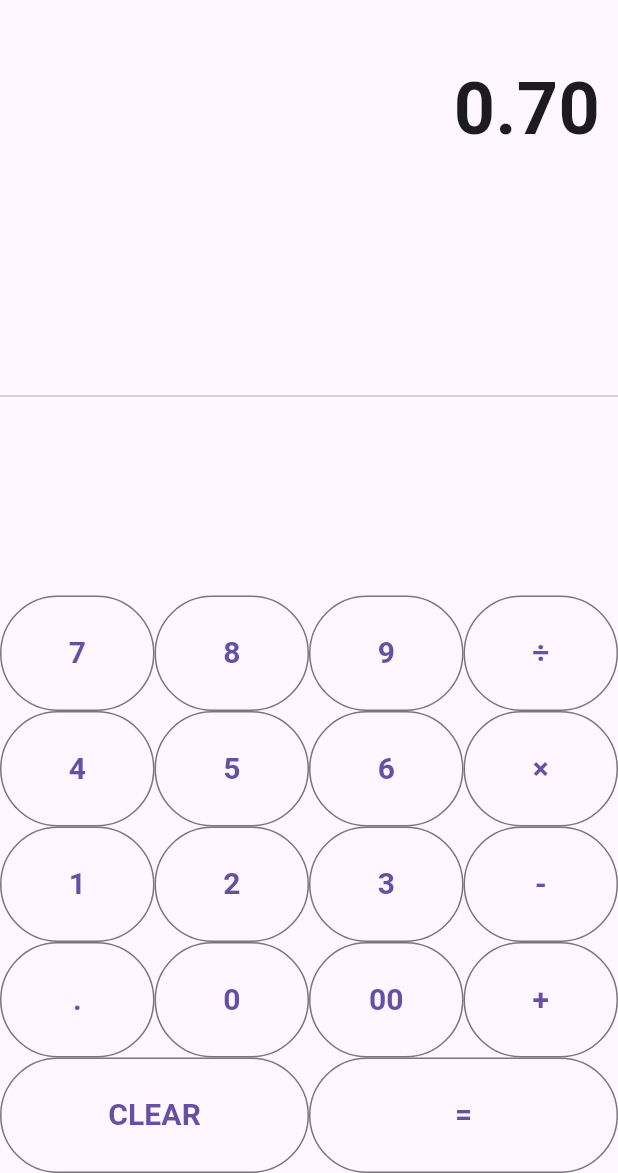
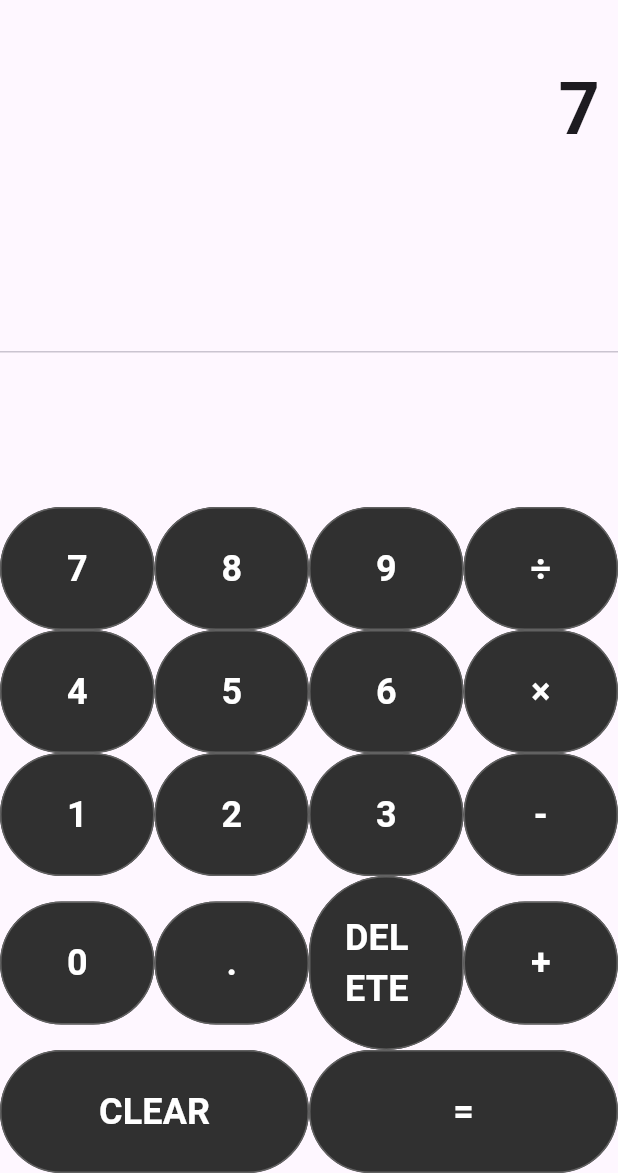
Before and after one commit to MrLeKiet/calculator_dalt, a Flutter app: the screen it shows after launch, after a tap on an icon or button, on a phone screen of 412 x 824 dp, the part 63-1236 px from its top. Run offline on Flutter 3.47's test engine with Material 3 defaults, Android fonts, the phone set to English and light mode, and no system bars.

Commit message:
sua tum lum

```diff
--- a/lib/main.dart
+++ b/lib/main.dart
@@ -1,4 +1,5 @@
 import 'package:flutter/material.dart';
+
 
 void main() => runApp(CalculatorApp());
 
@@ -8,6 +9,9 @@ class CalculatorApp extends StatelessWidget {
     return MaterialApp(
   debugShowCheckedModeBanner: false,
   home: CalculatorHome(),
+  theme: ThemeData(
+    primaryColor: Colors.blueGrey, // Sử dụng primaryColor
+  ),
 );
   }
 }
@@ -24,25 +28,52 @@ class _CalculatorHomeState extends State<CalculatorHome> {
   double num2 = 0.0;
   String operand = "";
 
-  buttonPressed(String buttonText) {
+  // Phần CSS (Kiểu dáng)
+  final ButtonStyle buttonStyle = OutlinedButton.styleFrom(
+  padding: EdgeInsets.all(24.0),
+  foregroundColor: Colors.white, // Thay primary bằng foregroundColor
+  backgroundColor: Colors.grey[850],
+  side: BorderSide(color: Colors.grey[700]!),
+);
+
+  TextStyle displayStyle = TextStyle(
+    fontSize: 48.0,
+    fontWeight: FontWeight.bold,
+  );
+
+  TextStyle buttonTextStyle = TextStyle(
+    fontSize: 24.0,
+    fontWeight: FontWeight.bold,
+  );
+
+  // Phần Chức Năng
+  void buttonPressed(String buttonText) {
+    setState(() {
       if (buttonText == "CLEAR") {
         _output = "0";
         num1 = 0.0;
         num2 = 0.0;
         operand = "";
+      } else if (buttonText == "DELETE") {
+        if (_output.length > 1) {
+          _output = _output.substring(0, _output.length - 1);
+        } else {
+          _output = "0"; // Nếu không còn ký tự nào, đặt lại về 0
+        }
       } else if (buttonText == "+" || buttonText == "-" || buttonText == "×" || buttonText == "÷") {
         num1 = double.parse(output);
         operand = buttonText;
         _output = "0";
       } else if (buttonText == ".") {
         if (_output.contains(".")) {
-        return;
+          return; // Nếu đã có dấu chấm thì không cho thêm
         } else {
-        _output = _output + buttonText;
+          _output = _output + buttonText; // Thêm dấu chấm
         }
       } else if (buttonText == "=") {
         num2 = double.parse(output);
 
+        // Tính toán kết quả
         if (operand == "+") {
           _output = (num1 + num2).toString();
         }
@@ -56,27 +87,34 @@ class _CalculatorHomeState extends State<CalculatorHome> {
           _output = (num1 / num2).toString();
         }
 
+        // Đặt lại các biến
         num1 = 0.0;
         num2 = 0.0;
         operand = "";
       } else {
-      _output = _output + buttonText;
+        // Thêm số vào đầu vào
+        if (_output == "0") {
+          _output = buttonText; // Thay thế bằng số được nhấn
+        } else {
+          _output = _output + buttonText; // Cập nhật chuỗi đầu vào
+        }
       }
 
-    setState(() {
+      // Đặt lại kết quả đầu ra
       output = double.parse(_output).toStringAsFixed(2);
+      if (output.endsWith(".00")) {
+        output = output.substring(0, output.length - 3); // Loại bỏ .00
+      }
     });
   }
 
   Widget buildButton(String buttonText) {
     return Expanded(
       child: OutlinedButton(
-      style: OutlinedButton.styleFrom(
-        padding: EdgeInsets.all(24.0),  // Đặt padding ở đây
-      ),
+        style: buttonStyle,
         child: Text(
           buttonText,
-        style: TextStyle(fontSize: 20.0, fontWeight: FontWeight.bold),
+          style: buttonTextStyle,
         ),
         onPressed: () => buttonPressed(buttonText),
       ),
@@ -96,10 +134,7 @@ class _CalculatorHomeState extends State<CalculatorHome> {
             padding: EdgeInsets.symmetric(vertical: 24.0, horizontal: 12.0),
             child: Text(
               output,
-              style: TextStyle(
-                fontSize: 48.0,
-                fontWeight: FontWeight.bold,
-              ),
+              style: displayStyle,
             ),
           ),
           Expanded(child: Divider()),
@@ -131,9 +166,9 @@ class _CalculatorHomeState extends State<CalculatorHome> {
               ),
               Row(
                 children: [
+                  buildButton("0"),
                   buildButton("."),
-                  buildButton("0"),
-                  buildButton("00"),
+                  buildButton("DELETE"), // Nút xóa 1 ký tự
                   buildButton("+"),
                 ],
               ),
--- a/pubspec.yaml
+++ b/pubspec.yaml
@@ -35,6 +35,7 @@ dependencies:
   # The following adds the Cupertino Icons font to your application.
   # Use with the CupertinoIcons class for iOS style icons.
   cupertino_icons: ^1.0.8
+  expressions: ^0.2.5+2
 
 dev_dependencies:
   flutter_test:
```
Also changed, not shown: pubspec.lock. Lines whose indentation alone changed are shown as unchanged.
